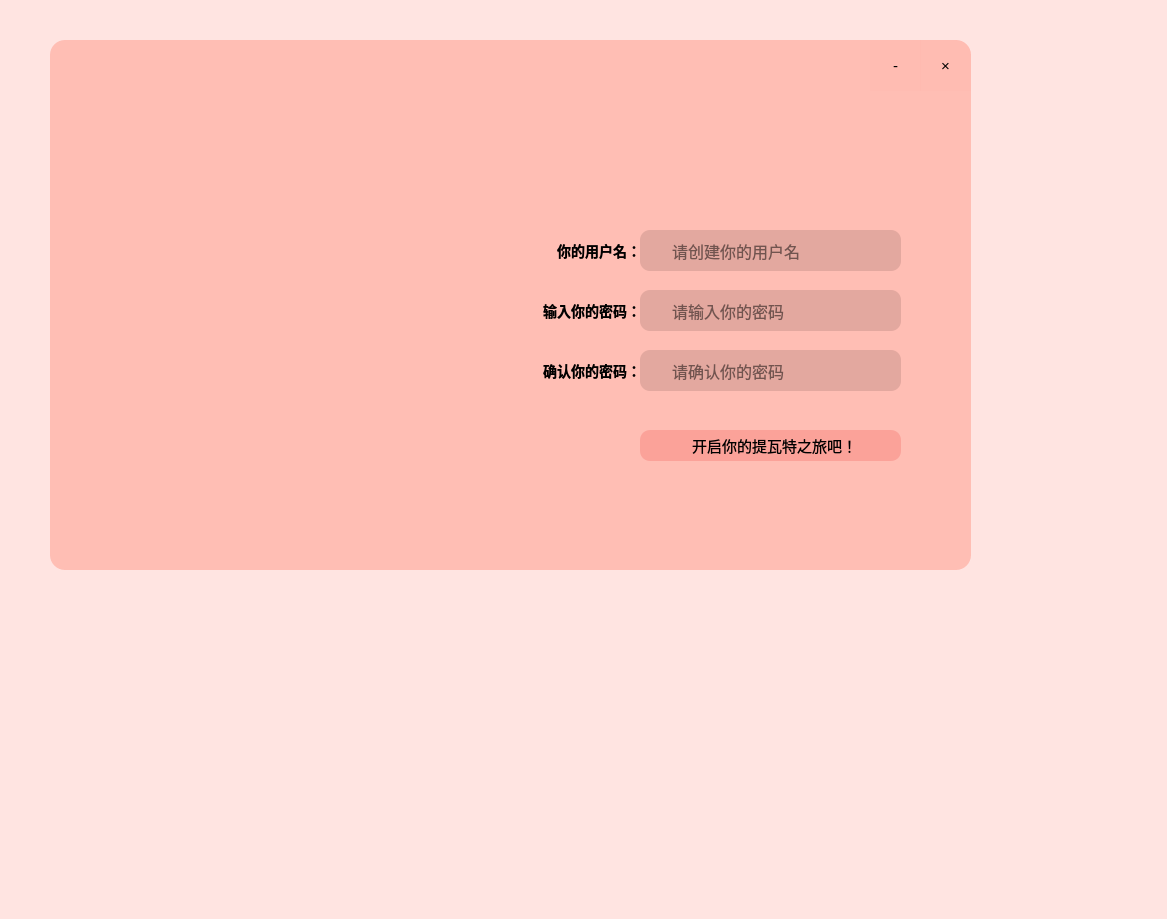
This is Client/signup.ui in BIT-Linpop-DevTeam/LinpopClientDemo as Qt 5 draws it before an edit. The edited form follows.
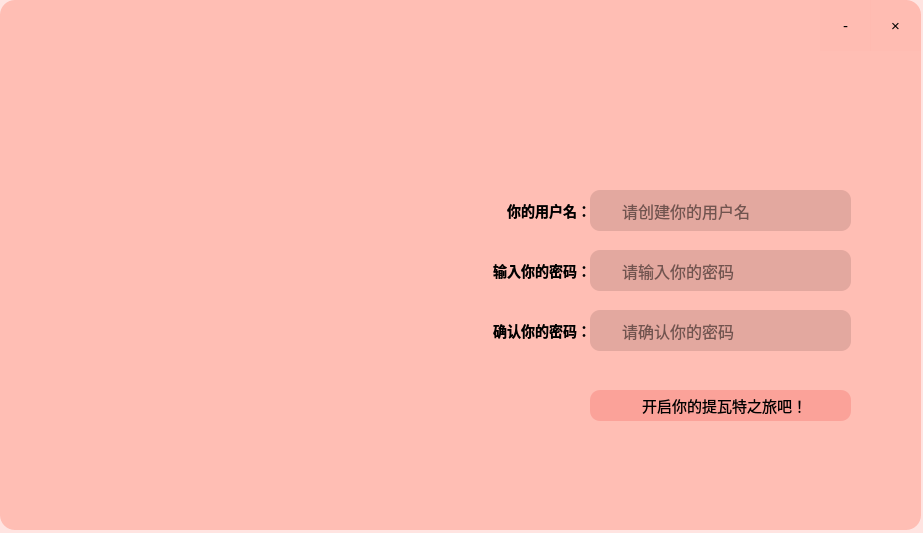
This is the edited form. Icons and pictures are not drawn.

Commit message: fix bug of dragging window

The edit to the form file:
```diff
--- a/Client/signup.ui
+++ b/Client/signup.ui
@@ -6,8 +6,8 @@
    <rect>
     <x>0</x>
     <y>0</y>
-    <width>1167</width>
-    <height>919</height>
+    <width>923</width>
+    <height>533</height>
    </rect>
   </property>
   <property name="windowTitle">
@@ -81,8 +81,8 @@
   <widget class="QFrame" name="frame">
    <property name="geometry">
     <rect>
-     <x>50</x>
-     <y>40</y>
+     <x>0</x>
+     <y>0</y>
      <width>921</width>
      <height>530</height>
     </rect>
```
The commit also changes 2 other files.
